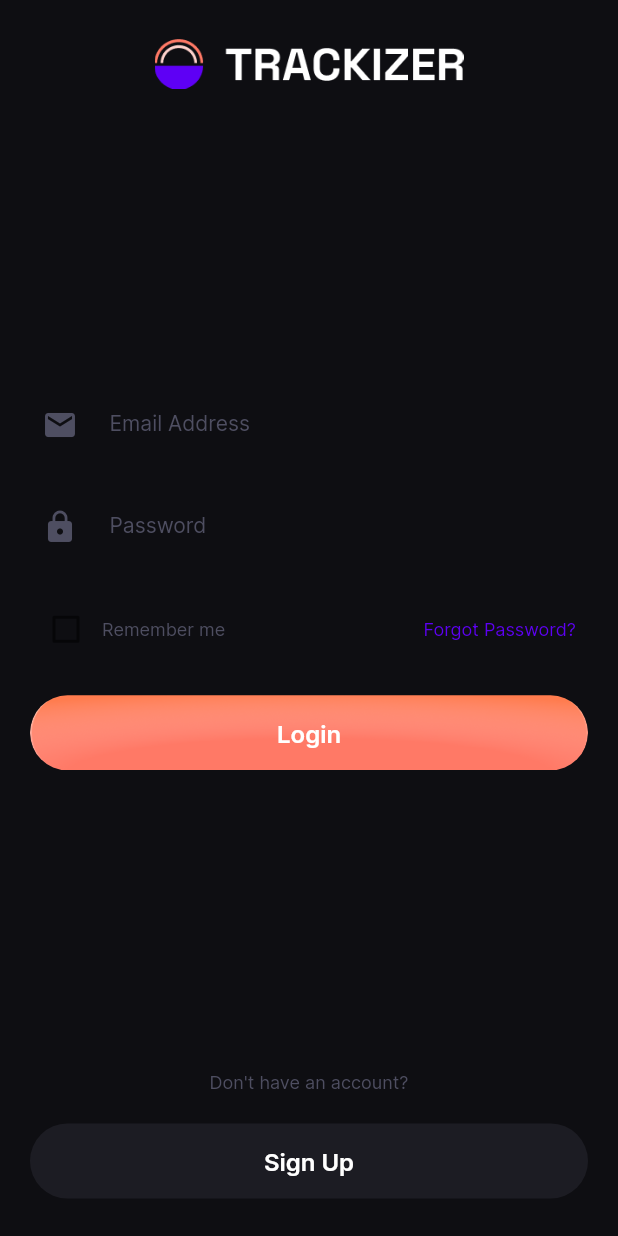
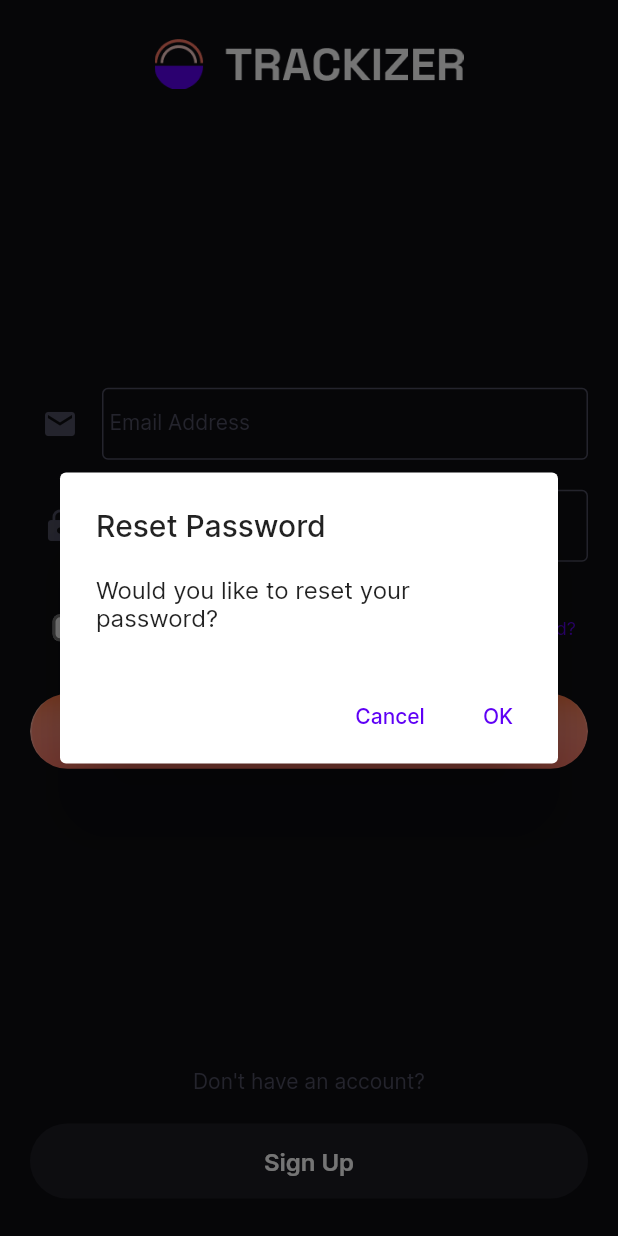
Before and after one commit to sufyankamil/expense-tracker, a Flutter app: the SignInView screen opened directly, after a tap on "Forgot Password?", on a phone screen of 412 x 824 dp. Run offline on Flutter 3.47's test engine with Material 3 defaults, Android fonts, the phone set to English and light mode, and no system bars; our stand-ins replace shared_preferences; accounts and stored records are empty.

Commit message:
minor changes in screens

```diff
--- a/lib/common_widgets/common_textfield.dart
+++ b/lib/common_widgets/common_textfield.dart
@@ -2,7 +2,7 @@ import 'package:flutter/material.dart';
 
 import '../common/color_extension.dart';
 
-class CommonTextfield extends StatelessWidget {
+class CommonTextField extends StatelessWidget {
   final TextEditingController controller;
   final String labelText;
   final String hintText;
@@ -12,7 +12,7 @@ class CommonTextfield extends StatelessWidget {
   final Function(String)? onChanged;
 
 
-  const CommonTextfield({super.key,
+  const CommonTextField({super.key,
     required this.controller,
     required this.labelText,
     required this.hintText,
@@ -35,6 +35,12 @@ class CommonTextfield extends StatelessWidget {
           obscuringCharacter: "*",
           cursorColor: TColor.primary,
           decoration: InputDecoration(
+            border: OutlineInputBorder(
+              borderSide: BorderSide(
+                color: TColor.gray60,
+                width: 1,
+              ),
+            ),
             contentPadding: const EdgeInsets.only(left: 5),
             labelText: labelText,
             hintText: hintText,
@@ -46,9 +52,12 @@ class CommonTextfield extends StatelessWidget {
               fontSize: 14,
               color: TColor.gray60,
             ),
-            focusedBorder: InputBorder.none,
-            enabledBorder: InputBorder.none,
-            errorBorder: InputBorder.none,
+            focusedBorder:
+                OutlineInputBorder(borderSide: BorderSide(color: TColor.primary)),
+            enabledBorder:
+                OutlineInputBorder(borderSide: BorderSide(color: TColor.gray60)),
+            errorBorder:
+                OutlineInputBorder(borderSide: BorderSide(color: Colors.red)),
             icon: Padding(
               padding: const EdgeInsets.only(left: 8.0),
               child: Icon(
--- a/lib/view/signIn/sign_in_view.dart
+++ b/lib/view/signIn/sign_in_view.dart
@@ -58,6 +58,63 @@ class _SignInViewState extends State<SignInView> {
     }
   }
 
+  void forgotPassword() {
+    showDialog(
+      context: context,
+      builder: (context) {
+        return AlertDialog(
+          title: const Text("Reset Password"),
+          content: const Text(
+            "Would you like to reset your password?",
+          ),
+          actions: [
+            TextButton(
+              onPressed: () {
+                Navigator.of(context).pop();
+              },
+              child: const Text("Cancel"),
+            ),
+            TextButton(
+              onPressed: () {
+                Navigator.of(context).pop();
+                confirmForgotPassword();
+              },
+              child: const Text("OK"),
+            ),
+          ],
+        );
+      },
+    );
+  }
+
+  void confirmForgotPassword() {
+    showDialog(
+      context: context,
+      builder: (context) {
+        return AlertDialog(
+          title: const Text("Reset Password"),
+          content: const Text(
+            "Please follow the instructions sent to your email to reset your password.",
+          ),
+          actions: [
+            TextButton(
+              onPressed: () {
+                Navigator.of(context).pop();
+              },
+              child: const Text("Cancel"),
+            ),
+            TextButton(
+              onPressed: () {
+                Navigator.of(context).pop();
+              },
+              child: const Text("OK"),
+            ),
+          ],
+        );
+      },
+    );
+  }
+
   @override
   void dispose() {
     emailController.dispose();
@@ -86,7 +143,7 @@ class _SignInViewState extends State<SignInView> {
                   fit: BoxFit.contain,
                 ),
                 const Spacer(),
-                CommonTextfield(
+                CommonTextField(
                   controller: emailController,
                   labelText: "Email Address",
                   hintText: "Enter your email address",
@@ -99,7 +156,7 @@ class _SignInViewState extends State<SignInView> {
                     });
                   },
                 ),
-                CommonTextfield(
+                CommonTextField(
                   controller: passwordController,
                   labelText: "Password",
                   hintText: "Enter your password",
@@ -117,13 +174,19 @@ class _SignInViewState extends State<SignInView> {
                     Row(
                       children: [
                         Checkbox(
+                          shape: RoundedRectangleBorder(
+                            borderRadius: BorderRadius.circular(5),
+                          ),
                           value: isChecked,
+                          checkColor: TColor.primary,
+                          fillColor: WidgetStateProperty.all(TColor.white),
                           onChanged: (value) {
                             setState(() {
                               isChecked = value!;
                             });
                           },
-                          activeColor: isChecked ? TColor.primary : TColor.gray60,
+                          activeColor:
+                              isChecked ? TColor.primary : TColor.gray60,
                         ),
                         Text(
                           "Remember me",
@@ -137,7 +200,7 @@ class _SignInViewState extends State<SignInView> {
                     ),
                     const Spacer(),
                     TextButton(
-                      onPressed: () {},
+                      onPressed: () => forgotPassword(),
                       child: Text(
                         "Forgot Password?",
                         style: TextStyle(
@@ -154,12 +217,14 @@ class _SignInViewState extends State<SignInView> {
                   onTap: () async {
                     if (formKey.currentState!.validate()) {
                       await _saveCredentials();
+                      if (context.mounted) {
                         Navigator.push(
                           context,
                           MaterialPageRoute(
                             builder: (context) => const LoginView(),
                           ),
                         );
+                      }
                     }
                   },
                   fontSize: 16,
@@ -170,7 +235,7 @@ class _SignInViewState extends State<SignInView> {
                   'Don\'t have an account?',
                   textAlign: TextAlign.center,
                   style: TextStyle(
-                    fontSize: 12,
+                    fontSize: 14,
                     fontWeight: FontWeight.w400,
                     color: TColor.gray60,
                   ),
@@ -180,7 +245,9 @@ class _SignInViewState extends State<SignInView> {
                   onTap: () {
                     Navigator.push(
                       context,
-                      MaterialPageRoute(builder: (context) => const SignUpView()),
+                      MaterialPageRoute(
+                        builder: (context) => const SignUpView(),
+                      ),
                     );
                   },
                   fontSize: 16,
--- a/lib/view/signUp/sign_up_view.dart
+++ b/lib/view/signUp/sign_up_view.dart
@@ -49,7 +49,7 @@ class _SignUpViewState extends State<SignUpView> {
                   fit: BoxFit.contain,
                 ),
                 const Spacer(),
-                CommonTextfield(
+                CommonTextField(
                   controller: emailController,
                   labelText: "Email Address",
                   hintText: "Enter your email address",
@@ -58,7 +58,7 @@ class _SignUpViewState extends State<SignUpView> {
                   isPassword: false,
                 ),
                 const SizedBox(height: 10),
-                CommonTextfield(
+                CommonTextField(
                   controller: passwordController,
                   labelText: "Password",
                   hintText: "Enter your password",
```
Also changed, not shown: lib/view/login/login_view.dart (+7 -0 lines), lib/view/login/social_login_view.dart (+35 -15 lines). Lines whose indentation alone changed are shown as unchanged.
